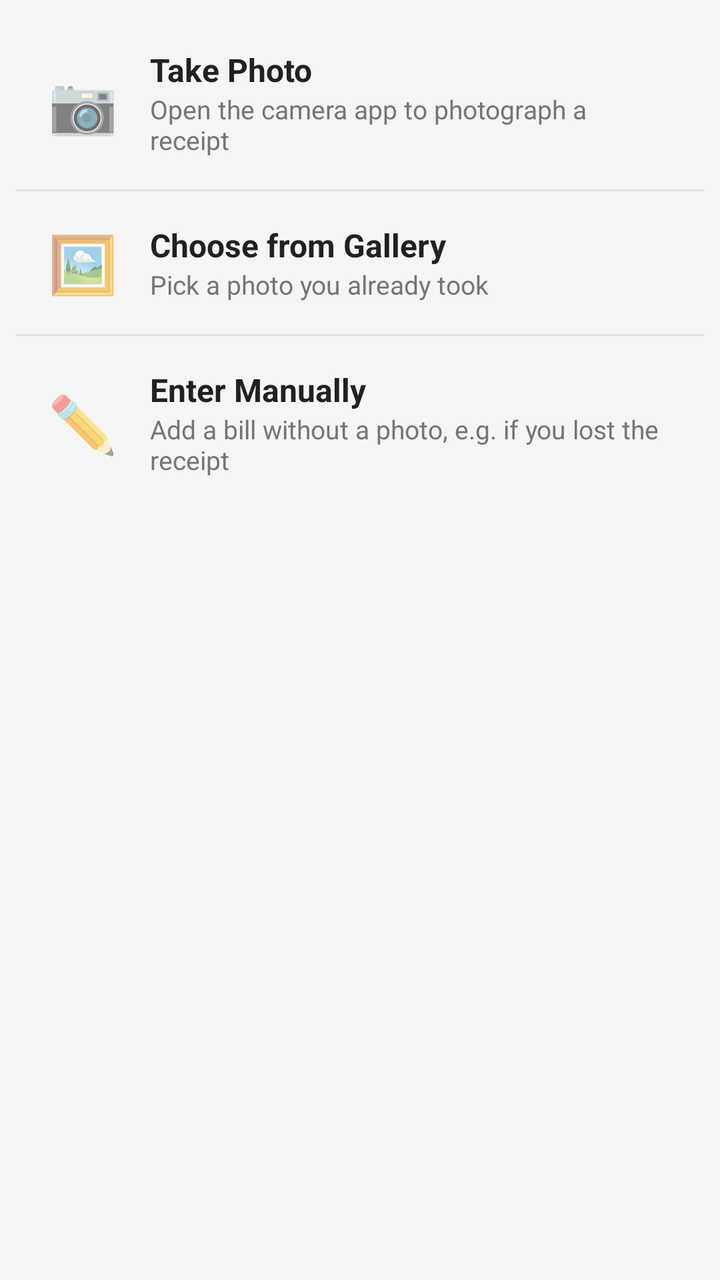
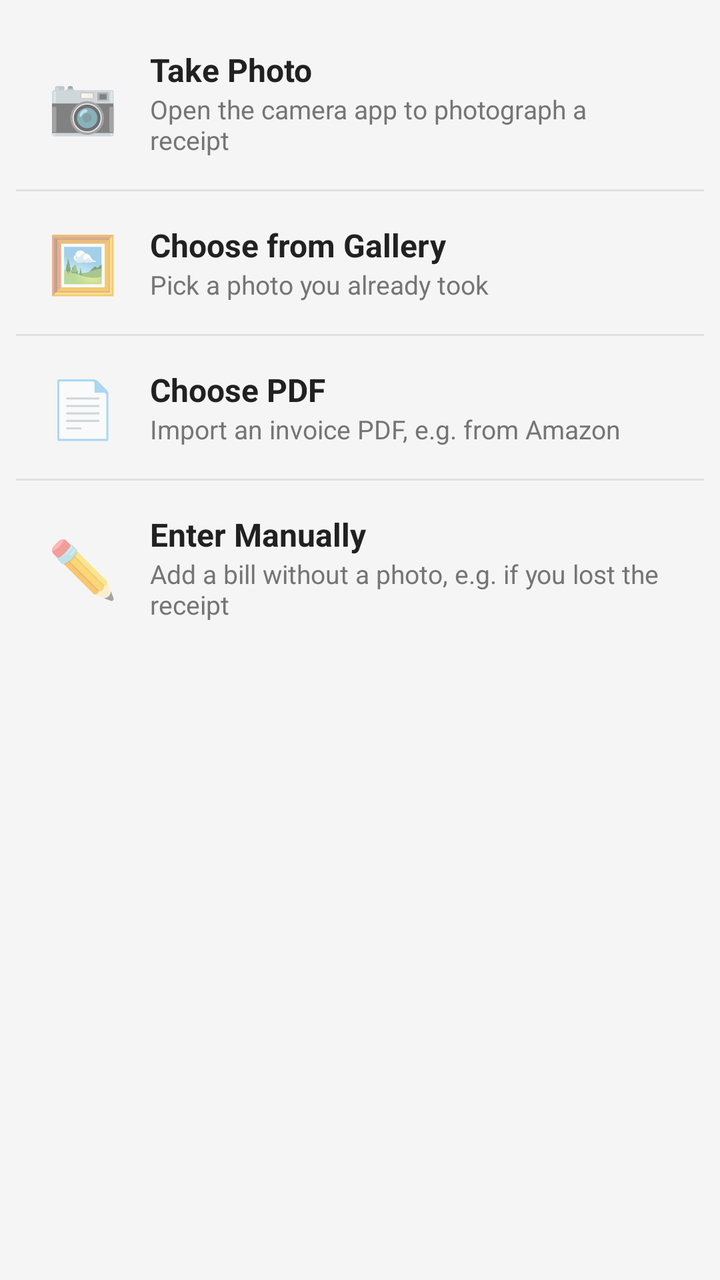

An Android layout rendered at two revisions. The XML below is the earlier revision; the diff shows what the commit changed to produce the second picture.
<!-- AndroidManifest.xml: application theme Theme.BillScanner -->
<!-- res/layout/dialog_choose_source.xml -->
<?xml version="1.0" encoding="utf-8"?>
<LinearLayout xmlns:android="http://schemas.android.com/apk/res/android"
    android:layout_width="match_parent"
    android:layout_height="wrap_content"
    android:orientation="vertical"
    android:padding="8dp">

    <LinearLayout
        android:id="@+id/optionCamera"
        android:layout_width="match_parent"
        android:layout_height="wrap_content"
        android:orientation="horizontal"
        android:gravity="center_vertical"
        android:padding="16dp"
        android:clickable="true"
        android:focusable="true"
        android:background="?attr/selectableItemBackground">

        <TextView
            android:layout_width="wrap_content"
            android:layout_height="wrap_content"
            android:text="📷"
            android:textSize="28sp"
            android:layout_marginEnd="16dp" />

        <LinearLayout
            android:layout_width="0dp"
            android:layout_height="wrap_content"
            android:layout_weight="1"
            android:orientation="vertical">

            <TextView
                android:layout_width="match_parent"
                android:layout_height="wrap_content"
                android:text="@string/choose_source_camera"
                android:textSize="16sp"
                android:textStyle="bold"
                android:textColor="@color/text_primary" />

            <TextView
                android:layout_width="match_parent"
                android:layout_height="wrap_content"
                android:text="@string/choose_source_camera_desc"
                android:textSize="13sp"
                android:textColor="@color/text_secondary" />
        </LinearLayout>
    </LinearLayout>

    <View
        android:layout_width="match_parent"
        android:layout_height="1dp"
        android:background="@color/divider" />

    <LinearLayout
        android:id="@+id/optionGallery"
        android:layout_width="match_parent"
        android:layout_height="wrap_content"
        android:orientation="horizontal"
        android:gravity="center_vertical"
        android:padding="16dp"
        android:clickable="true"
        android:focusable="true"
        android:background="?attr/selectableItemBackground">

        <TextView
            android:layout_width="wrap_content"
            android:layout_height="wrap_content"
            android:text="🖼️"
            android:textSize="28sp"
            android:layout_marginEnd="16dp" />

        <LinearLayout
            android:layout_width="0dp"
            android:layout_height="wrap_content"
            android:layout_weight="1"
            android:orientation="vertical">

            <TextView
                android:layout_width="match_parent"
                android:layout_height="wrap_content"
                android:text="@string/choose_source_gallery"
                android:textSize="16sp"
                android:textStyle="bold"
                android:textColor="@color/text_primary" />

            <TextView
                android:layout_width="match_parent"
                android:layout_height="wrap_content"
                android:text="@string/choose_source_gallery_desc"
                android:textSize="13sp"
                android:textColor="@color/text_secondary" />
        </LinearLayout>
    </LinearLayout>

    <View
        android:id="@+id/dividerBeforeManual"
        android:layout_width="match_parent"
        android:layout_height="1dp"
        android:background="@color/divider" />

    <LinearLayout
        android:id="@+id/optionManual"
        android:layout_width="match_parent"
        android:layout_height="wrap_content"
        android:orientation="horizontal"
        android:gravity="center_vertical"
        android:padding="16dp"
        android:clickable="true"
        android:focusable="true"
        android:background="?attr/selectableItemBackground">

        <TextView
            android:layout_width="wrap_content"
            android:layout_height="wrap_content"
            android:text="✏️"
            android:textSize="28sp"
            android:layout_marginEnd="16dp" />

        <LinearLayout
            android:layout_width="0dp"
            android:layout_height="wrap_content"
            android:layout_weight="1"
            android:orientation="vertical">

            <TextView
                android:layout_width="match_parent"
                android:layout_height="wrap_content"
                android:text="@string/choose_source_manual"
                android:textSize="16sp"
                android:textStyle="bold"
                android:textColor="@color/text_primary" />

            <TextView
                android:layout_width="match_parent"
                android:layout_height="wrap_content"
                android:text="@string/choose_source_manual_desc"
                android:textSize="13sp"
                android:textColor="@color/text_secondary" />
        </LinearLayout>
    </LinearLayout>

</LinearLayout>
<!-- resources referenced by this layout -->
<resources>
  <color name="divider">#E0E0E0</color>
  <color name="text_primary">#212121</color>
  <color name="text_secondary">#757575</color>
  <string name="choose_source_camera">Take Photo</string>
  <string name="choose_source_camera_desc">Open the camera app to photograph a receipt</string>
  <string name="choose_source_gallery">Choose from Gallery</string>
  <string name="choose_source_gallery_desc">Pick a photo you already took</string>
  <string name="choose_source_manual">Enter Manually</string>
  <string name="choose_source_manual_desc">Add a bill without a photo, e.g. if you lost the receipt</string>
  <style name="Theme.BillScanner" parent="Theme.MaterialComponents.Light.NoActionBar">
          <item name="colorPrimary">@color/primary</item>
          <item name="colorPrimaryDark">@color/primary_dark</item>
          <item name="colorAccent">@color/accent</item>
          <item name="colorSurface">@color/surface</item>
          <item name="android:statusBarColor">@color/primary_dark</item>
          <item name="android:windowBackground">@color/background</item>
          <item name="android:textColorPrimary">@color/text_primary</item>
          <item name="android:textColorSecondary">@color/text_secondary</item>
          
          <item name="android:forceDarkAllowed" tools:targetApi="q">false</item>
      </style>
  <color name="primary">#2E7D32</color>
  <color name="primary_dark">#1B5E20</color>
  <color name="accent">#FF9800</color>
  <color name="surface">#FFFFFF</color>
  <color name="background">#F5F5F5</color>
</resources>

<!-- the commit's change to res/layout/dialog_choose_source.xml (unified diff, before → after) -->
@@ -93,6 +93,54 @@
     </LinearLayout>
 
     <View
+        android:id="@+id/dividerBeforePdf"
+        android:layout_width="match_parent"
+        android:layout_height="1dp"
+        android:background="@color/divider" />
+
+    <LinearLayout
+        android:id="@+id/optionPdf"
+        android:layout_width="match_parent"
+        android:layout_height="wrap_content"
+        android:orientation="horizontal"
+        android:gravity="center_vertical"
+        android:padding="16dp"
+        android:clickable="true"
+        android:focusable="true"
+        android:background="?attr/selectableItemBackground">
+
+        <TextView
+            android:layout_width="wrap_content"
+            android:layout_height="wrap_content"
+            android:text="📄"
+            android:textSize="28sp"
+            android:layout_marginEnd="16dp" />
+
+        <LinearLayout
+            android:layout_width="0dp"
+            android:layout_height="wrap_content"
+            android:layout_weight="1"
+            android:orientation="vertical">
+
+            <TextView
+                android:layout_width="match_parent"
+                android:layout_height="wrap_content"
+                android:text="@string/choose_source_pdf"
+                android:textSize="16sp"
+                android:textStyle="bold"
+                android:textColor="@color/text_primary" />
+
+            <TextView
+                android:layout_width="match_parent"
+                android:layout_height="wrap_content"
+                android:text="@string/choose_source_pdf_desc"
+                android:textSize="13sp"
+                android:textColor="@color/text_secondary" />
+        </LinearLayout>
+    </LinearLayout>
+
+
+    <View
         android:id="@+id/dividerBeforeManual"
         android:layout_width="match_parent"
         android:layout_height="1dp"
<!-- resource entries referenced after the edit -->
@@ -9,6 +9,8 @@
   <string name="choose_source_gallery_desc">Pick a photo you already took</string>
   <string name="choose_source_manual">Enter Manually</string>
   <string name="choose_source_manual_desc">Add a bill without a photo, e.g. if you lost the receipt</string>
+  <string name="choose_source_pdf">Choose PDF</string>
+  <string name="choose_source_pdf_desc">Import an invoice PDF, e.g. from Amazon</string>
   <style name="Theme.BillScanner" parent="Theme.MaterialComponents.Light.NoActionBar">
           <item name="colorPrimary">@color/primary</item>
           <item name="colorPrimaryDark">@color/primary_dark</item>
